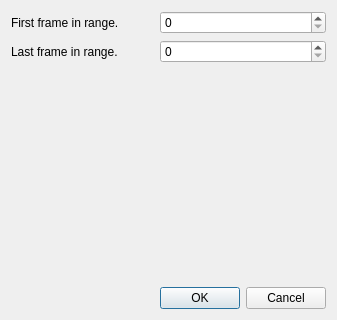
Old version of the form source/annotator/source/gui/removeannotationdialog.ui in the repository annotatorproject/annotator.
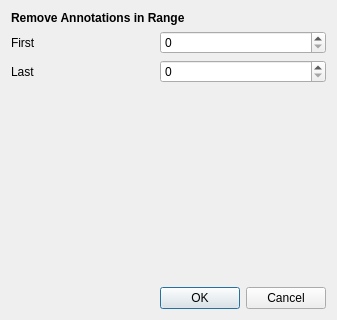
New version of the form.

Commit message: new removeRange dialog with frame preview

```diff
--- a/source/annotator/source/gui/removeannotationdialog.ui
+++ b/source/annotator/source/gui/removeannotationdialog.ui
@@ -14,7 +14,7 @@
    <string>Dialog</string>
   </property>
   <layout class="QGridLayout" name="gridLayout">
-   <item row="2" column="1">
+   <item row="3" column="1">
     <spacer name="verticalSpacer">
      <property name="orientation">
       <enum>Qt::Vertical</enum>
@@ -27,10 +27,10 @@
      </property>
     </spacer>
    </item>
-   <item row="1" column="1">
+   <item row="2" column="1">
     <widget class="QSpinBox" name="endSpinBox"/>
    </item>
-   <item row="3" column="1">
+   <item row="4" column="1">
     <widget class="QDialogButtonBox" name="buttonBox">
      <property name="orientation">
       <enum>Qt::Horizontal</enum>
@@ -40,10 +40,24 @@
      </property>
     </widget>
    </item>
-   <item row="0" column="1">
+   <item row="2" column="0">
+    <widget class="QLabel" name="label_2">
+     <property name="text">
+      <string>Last</string>
+     </property>
+    </widget>
+   </item>
+   <item row="1" column="0">
+    <widget class="QLabel" name="label">
+     <property name="text">
+      <string>First</string>
+     </property>
+    </widget>
+   </item>
+   <item row="1" column="1">
     <widget class="QSpinBox" name="startSpinBox"/>
    </item>
-   <item row="3" column="0">
+   <item row="4" column="0">
     <spacer name="horizontalSpacer">
      <property name="orientation">
       <enum>Qt::Horizontal</enum>
@@ -56,17 +70,16 @@
      </property>
     </spacer>
    </item>
-   <item row="0" column="0">
-    <widget class="QLabel" name="label">
-     <property name="text">
-      <string>First frame in range.</string>
+   <item row="0" column="0" colspan="2">
+    <widget class="QLabel" name="label_3">
+     <property name="font">
+      <font>
+       <weight>75</weight>
+       <bold>true</bold>
+      </font>
      </property>
-    </widget>
-   </item>
-   <item row="1" column="0">
-    <widget class="QLabel" name="label_2">
      <property name="text">
-      <string>Last frame in range.</string>
+      <string>Remove Annotations in Range</string>
      </property>
     </widget>
    </item>
```
The commit also changes 4 other files.
